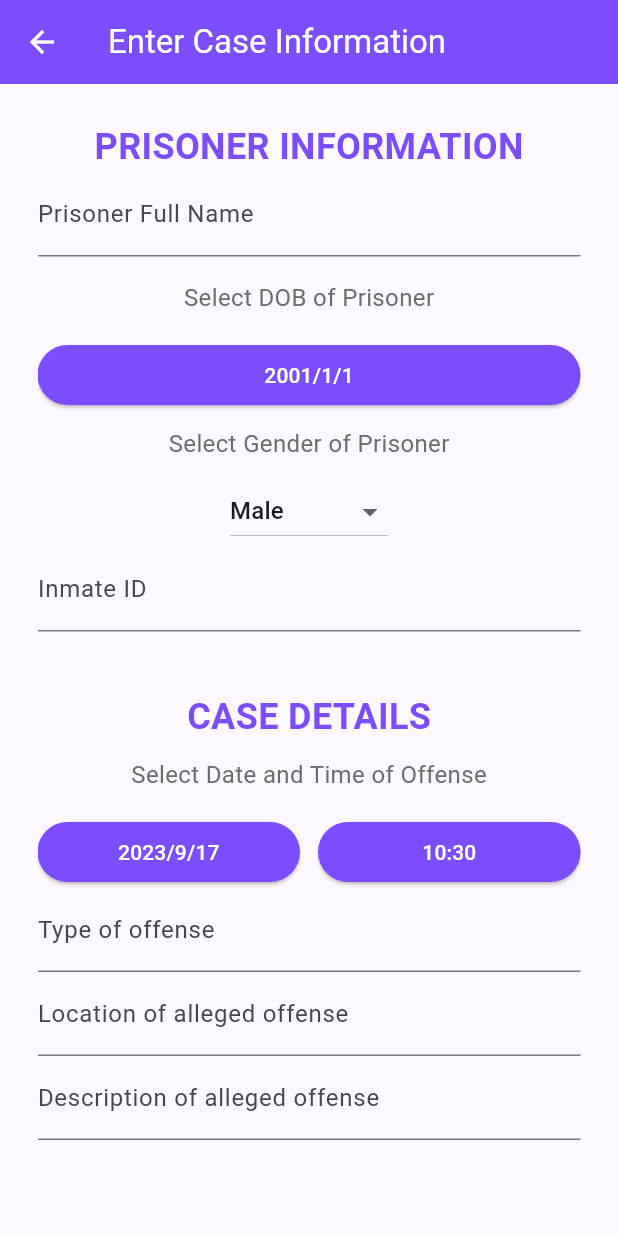
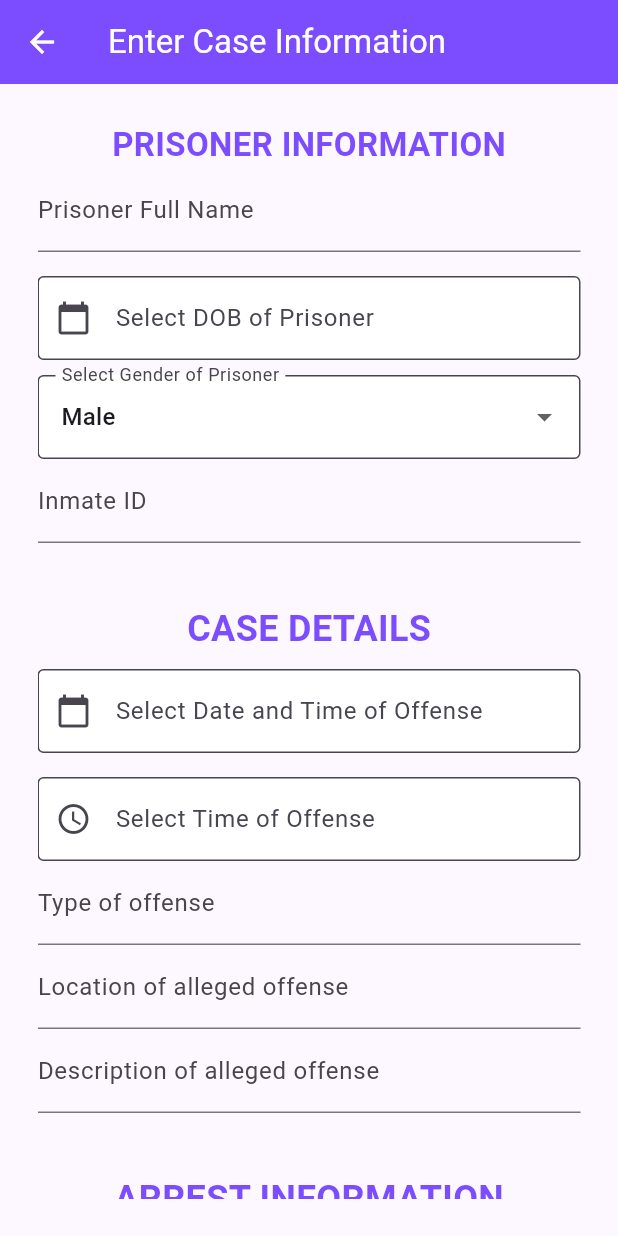
Before and after one commit to kavyaaa-1/sih, a Flutter app: the CaseInfoForm screen opened directly, on a phone screen of 412 x 824 dp. Run offline on Flutter 3.47's test engine with Material 2 defaults, Android fonts, the phone set to English and light mode, and no system bars; our stand-ins replace syncfusion_flutter_gauges; missing offline and left inert: mongo_dart.

Commit message:
improving ui

```diff
--- a/lib/main.dart
+++ b/lib/main.dart
@@ -1,6 +1,8 @@
 import 'package:flutter/material.dart';
+import 'package:sih_project/screens/case_dashboard.dart';
 import 'package:sih_project/screens/hearing_details.dart';
 import 'package:sih_project/screens/judge_homepg.dart';
+import 'package:sih_project/screens/prison_dashboard.dart';
 import 'package:sih_project/screens/select_user_type.dart';
 import 'dbHelper/mongodb.dart';
 
@@ -24,7 +26,7 @@ class MyApp extends StatelessWidget {
       ),
       initialRoute: '/', // Define your initial route
       routes: {
-        '/': (context) => HearingDetails(),
+        '/': (context) =>PrisonDashboard(),
       },
     );
   }
--- a/lib/screens/add_case.dart
+++ b/lib/screens/add_case.dart
@@ -3,19 +3,6 @@ import '../dbHelper/case_data_model.dart';
 import '../dbHelper/constant.dart';
 import '../dbHelper/mongodb.dart';
 import 'assign_lawyer.dart';
-
-void main() {
-  runApp(MyApp());
-}
-
-class MyApp extends StatelessWidget {
-  @override
-  Widget build(BuildContext context) {
-    return MaterialApp(
-      home: CaseInfoForm(),
-    );
-  }
-}
 
 class CaseInfoForm extends StatefulWidget {
   @override
@@ -159,10 +146,11 @@ class _CaseInfoFormState extends State<CaseInfoForm> {
           child: SingleChildScrollView(
             child: Column(
               children: [
+
                 const Text(
                   "PRISONER INFORMATION",
                   style: TextStyle(
-                      fontSize: 24.0,
+                      fontSize: 22.0,
                       fontWeight: FontWeight.bold,
                       color: Colors.deepPurpleAccent),
                 ),
@@ -173,23 +161,9 @@ class _CaseInfoFormState extends State<CaseInfoForm> {
                 //   prisonerDOB = value;
                 // }, true),
                 SizedBox(height: 16.0),
-                const Text(
-                  'Select DOB of Prisoner',
-                  style: TextStyle(
-                    fontSize: 16.0,
-                    color: Color.fromARGB(255, 109, 108, 108),
-                  ),
-                ),
-                SizedBox(height: 16.0),
-                Row(
-                  children: [
-                    Expanded(
-                      child: ElevatedButton(
-                        style: ElevatedButton.styleFrom(
-                          backgroundColor: Colors.deepPurpleAccent,
-                          foregroundColor: Colors.white,
-                        ),
-                        onPressed: () async {
+                TextFormField(
+                  readOnly: true,
+                  onTap: () async {
                     final date = await pickDateDOB();
                     if (date == null) return;
 
@@ -199,34 +173,35 @@ class _CaseInfoFormState extends State<CaseInfoForm> {
                       date.day,
                     );
 
-                          setState(
-                            () => dob = newDate,
-                          );
+                    setState(() => dob = newDate);
                   },
-                        child: Text('${dob.year}/${dob.month}/${dob.day}'),
+                  decoration: InputDecoration(
+                    labelText: 'Select DOB of Prisoner',
+                    hintText: '${dob.year}/${dob.month}/${dob.day}',
+                    prefixIcon: Icon(Icons.calendar_today),
+                    filled: true,
+                    fillColor: Colors.white,
+                    border: OutlineInputBorder(),
                   ),
                 ),
-                  ],
-                ),
+
                 // _buildTextField('Gender', (value) {
                 //   prisonerGender = value;
                 // }, true),
                 const SizedBox(height: 10.0),
-                const Text(
-                  'Select Gender of Prisoner',
-                  style: TextStyle(
-                    fontSize: 16.0,
-                    color: Color.fromARGB(255, 109, 108, 108),
-                  ),
-                ),
-                SizedBox(height: 10),
-                DropdownButton<String>(
+                DropdownButtonFormField<String>(
                   value: prisonerGender,
                   onChanged: (String? newValue) {
                     setState(() {
                       prisonerGender = newValue!;
                     });
                   },
+                  decoration: InputDecoration(
+                    labelText: 'Select Gender of Prisoner',
+                    filled: true,
+                    fillColor: Colors.white,
+                    border: OutlineInputBorder(),
+                  ),
                   items: <String>[
                     'Male',
                     'Female',
@@ -239,6 +214,7 @@ class _CaseInfoFormState extends State<CaseInfoForm> {
                     );
                   }).toList(),
                 ),
+
                 _buildTextField('Inmate ID', (value) {
                   prisonerID = value;
                 }, true),
@@ -251,23 +227,9 @@ class _CaseInfoFormState extends State<CaseInfoForm> {
                       color: Colors.deepPurpleAccent),
                 ),
                 const SizedBox(height: 10.0),
-                const Text(
-                  'Select Date and Time of Offense',
-                  style: TextStyle(
-                    fontSize: 16.0,
-                    color: Color.fromARGB(255, 109, 108, 108),
-                  ),
-                ),
-                SizedBox(height: 16.0),
-                Row(
-                  children: [
-                    Expanded(
-                      child: ElevatedButton(
-                        style: ElevatedButton.styleFrom(
-                          backgroundColor: Colors.deepPurpleAccent,
-                          foregroundColor: Colors.white,
-                        ),
-                        onPressed: () async {
+                TextFormField(
+                  readOnly: true,
+                  onTap: () async {
                     final date = await pickDate();
                     if (date == null) return;
 
@@ -275,52 +237,48 @@ class _CaseInfoFormState extends State<CaseInfoForm> {
                       date.year,
                       date.month,
                       date.day,
-                            datetime.hour,
-                            datetime.minute,
+                      datetimeoffense.hour,
+                      datetimeoffense.minute,
                     );
 
-                          setState(() => {
-                                datetimeoffense = newDateTime,
-                                //dtoffense = '$datetimeoffense',
-                                datetime = newDateTime,
-                              });
+                    setState(() => datetimeoffense = newDateTime);
                   },
-                        child: Text(
-                            '${datetimeoffense.year}/${datetimeoffense.month}/${datetimeoffense.day}'),
+                  decoration: InputDecoration(
+                    labelText: 'Select Date and Time of Offense',
+                    hintText: '${datetimeoffense.year}/${datetimeoffense.month}/${datetimeoffense.day}',
+                    prefixIcon: Icon(Icons.calendar_today),
+                    filled: true,
+                    fillColor: Colors.white,
+                    border: OutlineInputBorder(),
                   ),
                 ),
-                    SizedBox(
-                      width: 12,
-                    ),
-                    Expanded(
-                      child: ElevatedButton(
-                        style: ElevatedButton.styleFrom(
-                          backgroundColor: Colors.deepPurpleAccent,
-                          foregroundColor: Colors.white,
-                        ),
-                        onPressed: () async {
+                SizedBox(height: 16.0),
+                TextFormField(
+                  readOnly: true,
+                  onTap: () async {
                     final time = await pickTime();
                     if (time == null) return;
 
                     final newDateTime = DateTime(
-                            datetime.year,
-                            datetime.month,
-                            datetime.day,
+                      datetimeoffense.year,
+                      datetimeoffense.month,
+                      datetimeoffense.day,
                       time.hour,
                       time.minute,
                     );
-                          setState(() => {
-                                datetimeoffense = newDateTime,
-                                //dtoffense = '$datetimeoffense',
-                                datetime = newDateTime,
-                              });
+
+                    setState(() => datetimeoffense = newDateTime);
                   },
-                        child: Text(
-                            '${datetimeoffense.hour}:${datetimeoffense.minute}'),
+                  decoration: InputDecoration(
+                    labelText: 'Select Time of Offense',
+                    hintText: '${datetimeoffense.hour}:${datetimeoffense.minute}',
+                    prefixIcon: Icon(Icons.access_time),
+                    filled: true,
+                    fillColor: Colors.white,
+                    border: OutlineInputBorder(),
                   ),
                 ),
-                  ],
-                ),
+
                 _buildTextField('Type of offense', (value) {
                   offenseType = value;
                 }, true),
@@ -342,23 +300,9 @@ class _CaseInfoFormState extends State<CaseInfoForm> {
                 //   arrestDateAndTime = value;
                 // }),
                 SizedBox(height: 16.0),
-                const Text(
-                  'Select Date and Time of Arrest',
-                  style: TextStyle(
-                    fontSize: 16.0,
-                    color: Color.fromARGB(255, 109, 108, 108),
-                  ),
-                ),
-                SizedBox(height: 16.0),
-                Row(
-                  children: [
-                    Expanded(
-                      child: ElevatedButton(
-                        style: ElevatedButton.styleFrom(
-                          backgroundColor: Colors.deepPurpleAccent,
-                          foregroundColor: Colors.white,
-                        ),
-                        onPressed: () async {
+                TextFormField(
+                  readOnly: true,
+                  onTap: () async {
                     final date = await pickDate();
                     if (date == null) return;
 
@@ -366,52 +310,48 @@ class _CaseInfoFormState extends State<CaseInfoForm> {
                       date.year,
                       date.month,
                       date.day,
-                            datetime.hour,
-                            datetime.minute,
+                      datetimeoffense.hour,
+                      datetimeoffense.minute,
                     );
 
-                          setState(() => {
-                                datetimearrest = newDateTime,
-                                //dtarrest = '$datetimearrest',
-                                datetime = newDateTime,
-                              });
+                    setState(() => datetimeoffense = newDateTime);
                   },
-                        child: Text(
-                            '${datetimearrest.year}/${datetimearrest.month}/${datetimearrest.day}'),
+                  decoration: InputDecoration(
+                    labelText: 'Select Date and Time of Arrest',
+                    hintText: '${datetimeoffense.year}/${datetimeoffense.month}/${datetimeoffense.day}',
+                    prefixIcon: Icon(Icons.calendar_today),
+                    filled: true,
+                    fillColor: Colors.white,
+                    border: OutlineInputBorder(),
                   ),
                 ),
-                    SizedBox(
-                      width: 12,
-                    ),
-                    Expanded(
-                      child: ElevatedButton(
-                        style: ElevatedButton.styleFrom(
-                          backgroundColor: Colors.deepPurpleAccent,
-                          foregroundColor: Colors.white,
-                        ),
-                        onPressed: () async {
+                SizedBox(height: 16.0),
+                TextFormField(
+                  readOnly: true,
+                  onTap: () async {
                     final time = await pickTime();
                     if (time == null) return;
 
                     final newDateTime = DateTime(
-                            datetime.year,
-                            datetime.month,
-                            datetime.day,
+                      datetimeoffense.year,
+                      datetimeoffense.month,
+                      datetimeoffense.day,
                       time.hour,
                       time.minute,
                     );
-                          setState(() => {
-                                datetimearrest = newDateTime,
-                                //dtarrest = '$datetimearrest',
-                                datetime = newDateTime,
-                              });
+
+                    setState(() => datetimeoffense = newDateTime);
                   },
-                        child: Text(
-                            '${datetimearrest.hour}:${datetimearrest.minute}'),
+                  decoration: InputDecoration(
+                    labelText: 'Select Time of Offense',
+                    hintText: '${datetimeoffense.hour}:${datetimeoffense.minute}',
+                    prefixIcon: Icon(Icons.access_time),
+                    filled: true,
+                    fillColor: Colors.white,
+                    border: OutlineInputBorder(),
                   ),
                 ),
-                  ],
-                ),
+
                 _buildTextField('Location of Arrest', (value) {
                   arrestLoc = value;
                 }, true),
```
Lines whose indentation alone changed are shown as unchanged.
